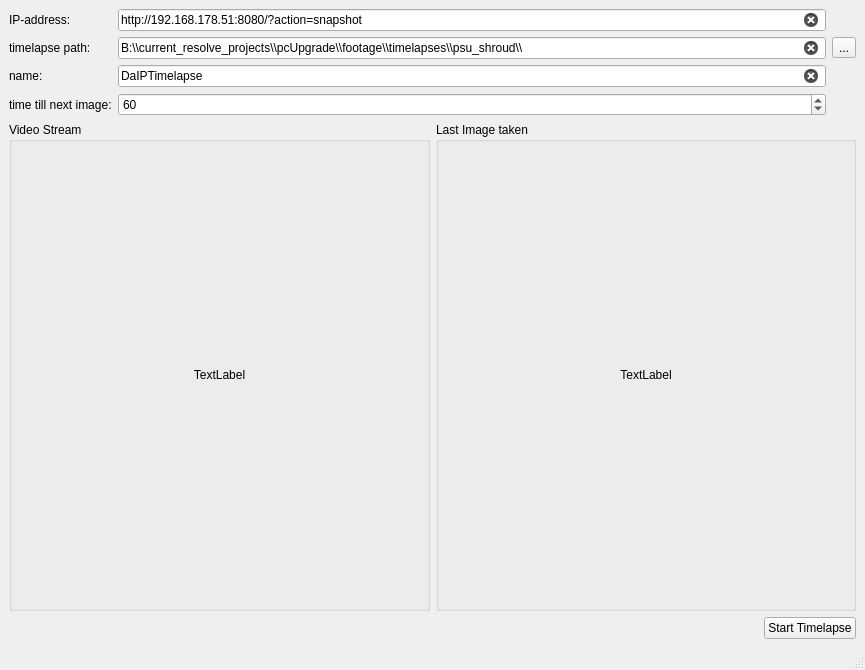
This is ui/main.ui in CaptainDario/DaIPTimelapse as Qt 5 draws it before an edit. The edited form follows.
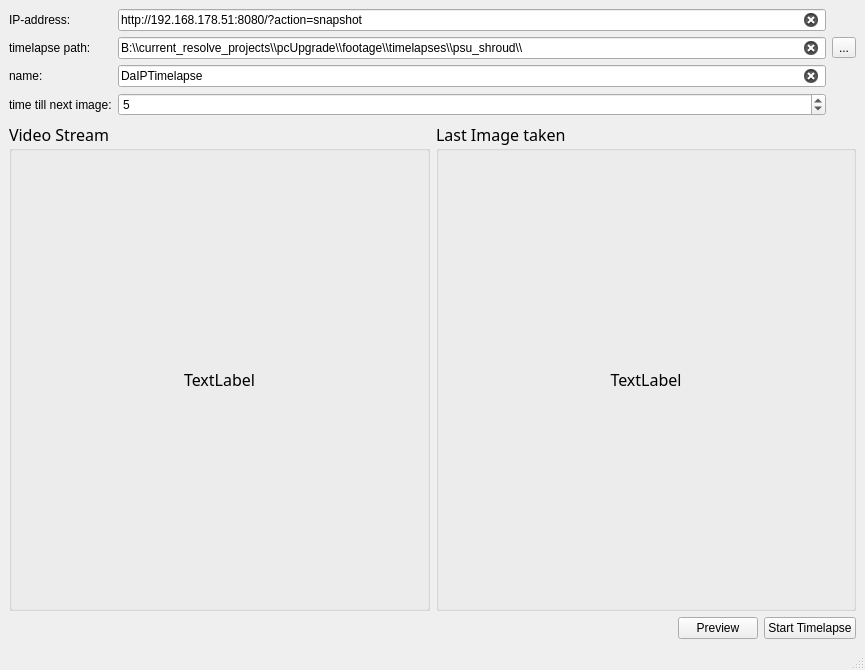
This is the edited form.

Commit message: changed layout to allow for re-sizable images

What changed in the file:
```diff
--- a/ui/main.ui
+++ b/ui/main.ui
@@ -19,15 +19,33 @@
      <layout class="QHBoxLayout" name="horizontalLayout_5">
       <item>
        <widget class="QGroupBox" name="groupBox_video_stream">
+        <property name="font">
+         <font>
+          <family>Alef</family>
+          <pointsize>12</pointsize>
+         </font>
+        </property>
         <property name="title">
          <string>Video Stream</string>
         </property>
         <layout class="QGridLayout" name="gridLayout">
          <item row="0" column="0">
           <widget class="QLabel" name="label_video_stream">
+           <property name="sizePolicy">
+            <sizepolicy hsizetype="Ignored" vsizetype="Ignored">
+             <horstretch>0</horstretch>
+             <verstretch>0</verstretch>
+            </sizepolicy>
+           </property>
+           <property name="frameShape">
+            <enum>QFrame::NoFrame</enum>
+           </property>
            <property name="text">
             <string>TextLabel</string>
            </property>
+           <property name="scaledContents">
+            <bool>false</bool>
+           </property>
            <property name="alignment">
             <set>Qt::AlignCenter</set>
            </property>
@@ -38,12 +56,24 @@
       </item>
       <item>
        <widget class="QGroupBox" name="groupBox_last_image_taken">
+        <property name="font">
+         <font>
+          <family>Alef</family>
+          <pointsize>12</pointsize>
+         </font>
+        </property>
         <property name="title">
          <string>Last Image taken</string>
         </property>
         <layout class="QGridLayout" name="gridLayout_3">
          <item row="0" column="0">
           <widget class="QLabel" name="label_last_image_taken">
+           <property name="sizePolicy">
+            <sizepolicy hsizetype="Ignored" vsizetype="Ignored">
+             <horstretch>0</horstretch>
+             <verstretch>0</verstretch>
+            </sizepolicy>
+           </property>
            <property name="text">
             <string>TextLabel</string>
            </property>
@@ -59,7 +89,7 @@
     </item>
     <item row="4" column="0">
      <layout class="QGridLayout" name="gridLayout_4">
-      <item row="0" column="1">
+      <item row="0" column="2">
        <widget class="QPushButton" name="pushButton_start_stop_timelapse">
         <property name="text">
          <string>Start Timelapse</string>
@@ -79,6 +109,13 @@
         </property>
        </spacer>
       </item>
+      <item row="0" column="1">
+       <widget class="QPushButton" name="pushButton">
+        <property name="text">
+         <string>Preview</string>
+        </property>
+       </widget>
+      </item>
      </layout>
     </item>
     <item row="0" column="0">
@@ -132,7 +169,7 @@
          <number>1</number>
         </property>
         <property name="value">
-         <number>60</number>
+         <number>5</number>
         </property>
        </widget>
       </item>
```
